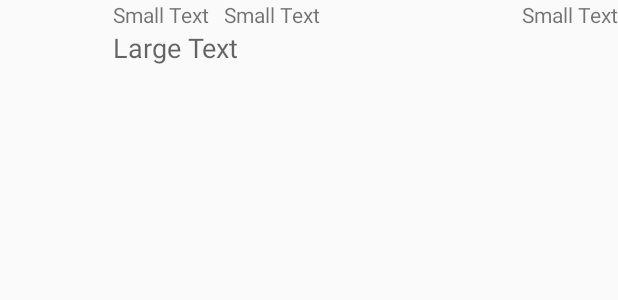
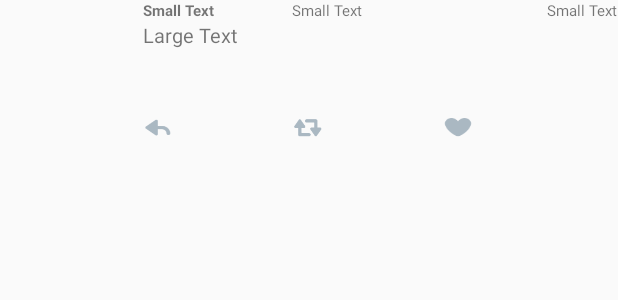
Before and after one commit to droanr/android-twitter-app, an Android app: the layout item_tweet.xml on its own in the app's theme, with its tools: preview values and no code run, on a phone screen of 412 x 824 dp. Shown: the top 300 px of the screen. Run offline under Robolectric (Android 15) with nearby library versions, the phone set to English and light mode, and no system bars.

Commit message:
Make fragment smaller and add layout for action icons for tweets

```diff
--- a/app/src/main/java/com/codepath/apps/twitterapp/fragments/CreateTweetFragment.java
+++ b/app/src/main/java/com/codepath/apps/twitterapp/fragments/CreateTweetFragment.java
@@ -50,6 +50,12 @@ public class CreateTweetFragment extends DialogFragment {
     }
 
     @Override
+    public void onResume() {
+        super.onResume();
+        getDialog().getWindow().setLayout(500, 700);
+    }
+
+    @Override
     public void onViewCreated(View view, @Nullable Bundle savedInstanceState) {
         setUpViews();
     }
--- a/app/src/main/res/layout/create_tweet_fragment.xml
+++ b/app/src/main/res/layout/create_tweet_fragment.xml
@@ -1,8 +1,8 @@
 <?xml version="1.0" encoding="utf-8"?>
 <RelativeLayout xmlns:android="http://schemas.android.com/apk/res/android"
-    android:orientation="vertical" android:layout_width="match_parent"
-    android:layout_height="match_parent"
-    android:minHeight="250dp"
+    android:orientation="vertical" android:layout_width="wrap_content"
+    android:layout_height="wrap_content"
+    android:gravity="center"
     android:padding="10dp">
 
     <EditText
@@ -23,8 +23,5 @@
         android:id="@+id/btnTweet"
         android:layout_alignParentBottom="true"
         android:layout_alignParentRight="true"
-        android:layout_alignParentEnd="true"
-        android:layout_marginRight="61dp"
-        android:layout_marginEnd="61dp"
-        android:layout_marginBottom="145dp" />
+        android:layout_alignParentEnd="true" />
 </RelativeLayout>
--- a/app/src/main/res/layout/item_tweet.xml
+++ b/app/src/main/res/layout/item_tweet.xml
@@ -1,7 +1,7 @@
 <?xml version="1.0" encoding="utf-8"?>
 <RelativeLayout xmlns:android="http://schemas.android.com/apk/res/android"
     android:orientation="vertical" android:layout_width="match_parent"
-    android:layout_height="110dp">
+    android:layout_height="100dp">
 
     <ImageView
         android:layout_width="75dp"
@@ -9,25 +9,28 @@
         android:id="@+id/ivUserImage"
         android:layout_alignParentTop="true"
         android:layout_alignParentLeft="true"
-        android:layout_alignParentStart="true" />
+        android:layout_alignParentStart="true"
+        android:layout_marginRight="20dp"/>
 
     <TextView
         android:layout_width="wrap_content"
         android:layout_height="wrap_content"
-        android:textAppearance="?android:attr/textAppearanceSmall"
+        android:textSize="10dp"
         android:text="Small Text"
         android:id="@+id/tvUserHandle"
         android:layout_alignParentTop="true"
-        android:layout_toRightOf="@+id/ivUserImage"
-        android:layout_toEndOf="@+id/ivUserImage" />
+        android:layout_toRightOf="@+id/tvTweet"
+        android:layout_toEndOf="@+id/tvTweet"
+        android:layout_marginLeft="36dp"
+        android:layout_marginStart="36dp" />
 
     <TextView
         android:layout_width="wrap_content"
         android:layout_height="wrap_content"
-        android:textAppearance="?android:attr/textAppearanceMedium"
+        android:textSize="13dp"
         android:text="Large Text"
         android:id="@+id/tvTweet"
-        android:lines="2"
+        android:lines="3"
         android:ellipsize="end"
         android:layout_alignBottom="@+id/ivUserImage"
         android:layout_toRightOf="@+id/ivUserImage"
@@ -37,21 +40,57 @@
     <TextView
         android:layout_width="wrap_content"
         android:layout_height="wrap_content"
-        android:textAppearance="?android:attr/textAppearanceSmall"
+        android:textSize="10dp"
+        android:textStyle="bold"
         android:text="Small Text"
         android:id="@+id/tvUserName"
         android:layout_alignParentTop="true"
-        android:layout_marginLeft="10dp"
-        android:layout_toRightOf="@+id/tvUserHandle"
-        android:layout_toEndOf="@+id/tvUserHandle" />
+        android:layout_toRightOf="@+id/ivUserImage"
+        android:layout_toEndOf="@+id/ivUserImage" />
 
     <TextView
         android:layout_width="wrap_content"
         android:layout_height="wrap_content"
-        android:textAppearance="?android:attr/textAppearanceSmall"
+        android:textSize="10dp"
         android:text="Small Text"
         android:id="@+id/tvTime"
         android:layout_alignParentTop="true"
         android:layout_alignParentRight="true"
         android:layout_alignParentEnd="true" />
+
+    <LinearLayout
+        android:layout_width="match_parent"
+        android:layout_height="match_parent"
+        android:layout_below="@id/ivUserImage"
+        android:layout_toRightOf="@+id/ivUserImage"
+        android:layout_toEndOf="@+id/ivUserImage">
+
+        <ImageView
+            android:layout_width="20dp"
+            android:layout_height="20dp"
+            android:id="@+id/ivReply"
+            android:background="@drawable/reply"
+            android:layout_alignParentBottom="true"
+            android:layout_toRightOf="@+id/ivUserImage"
+            android:layout_toEndOf="@+id/ivUserImage"
+            android:layout_marginRight="80dp"/>
+        <ImageView
+        android:layout_width="20dp"
+        android:layout_height="20dp"
+        android:id="@+id/ivRetweet"
+        android:background="@drawable/retweet"
+            android:layout_marginRight="80dp"/>
+
+    <ImageView
+        android:layout_width="20dp"
+        android:layout_height="20dp"
+        android:id="@+id/ivLike"
+        android:background="@drawable/like"
+        android:layout_alignParentBottom="true"
+        android:layout_toLeftOf="@+id/tvTime"
+        android:layout_toStartOf="@+id/tvTime"
+        android:layout_marginRight="80dp"/>
+
+
+    </LinearLayout>
 </RelativeLayout>
```
Also changed, not shown: app/src/main/res/drawable-xhdpi/like.png (added), app/src/main/res/drawable-xhdpi/reply.png (added), app/src/main/res/drawable-xhdpi/retweet.png (added).
